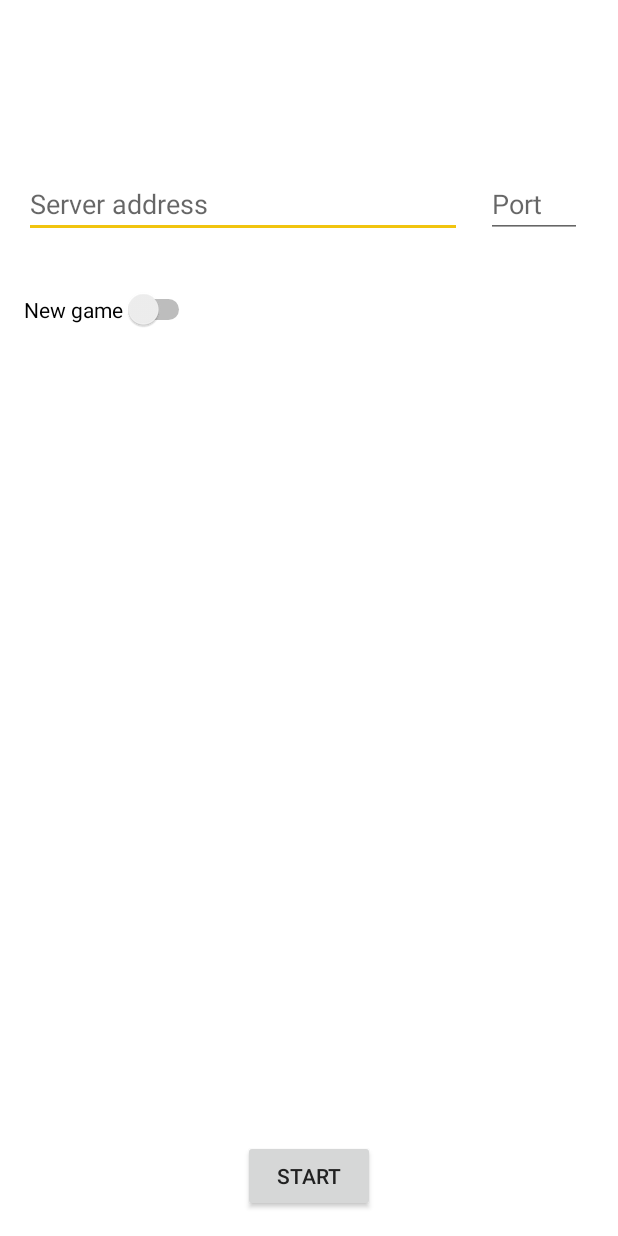
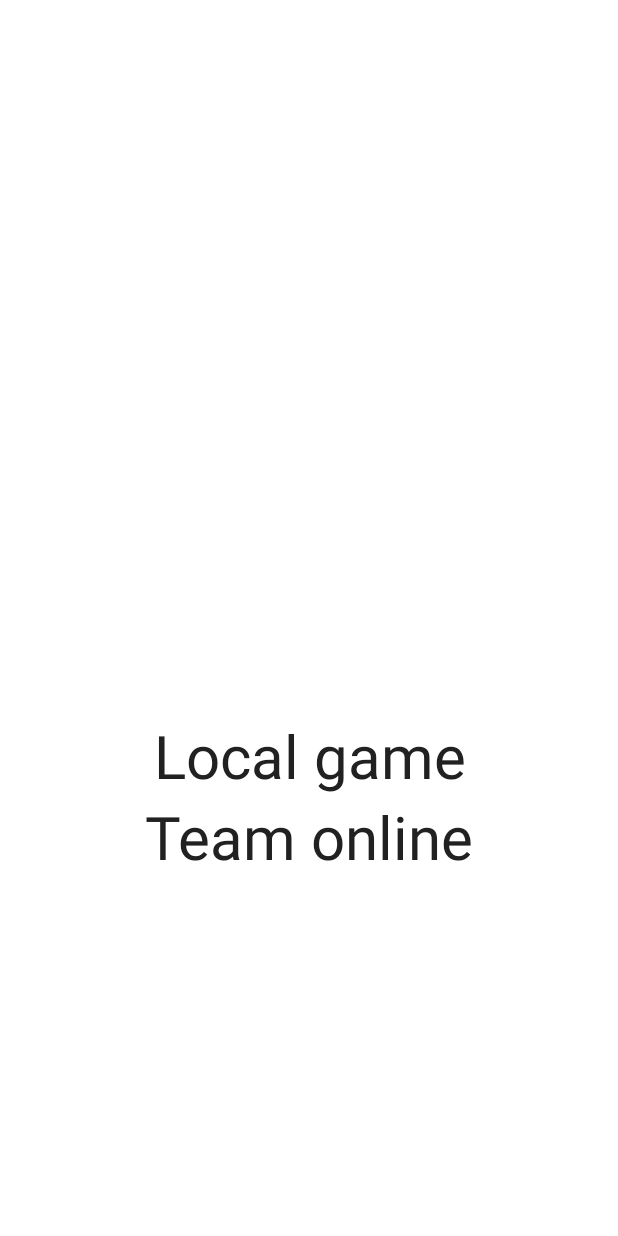
Before and after one commit to apiote/Einstein, an Android app: the screen it shows after launch (ConnectActivity before the commit, ChooseGameActivity after it), after a tap on "Play", on a phone screen of 412 x 824 dp. Run offline under Robolectric (Android 15) with nearby library versions, the phone set to English and light mode, and no system bars; network calls fail.

Commit message:
Client creates and joins a game

```diff
--- a/mobile/src/main/AndroidManifest.xml
+++ b/mobile/src/main/AndroidManifest.xml
@@ -10,6 +10,7 @@
         android:fullBackupContent="@xml/backup_scheme"
         android:icon="@mipmap/ic_launcher"
         android:label="@string/app_name"
+        android:name=".mobile.activities.Einstein"
         android:theme="@style/AppTheme">
         <activity
             android:name=".mobile.activities.SplashScreenActivity"
@@ -57,6 +58,9 @@
         </activity>
         <activity android:name=".mobile.activities.ConnectActivity">
         </activity>
+        <activity android:name=".mobile.activities.ChooseGameActivity">
+        </activity>
+
     </application>
 
 </manifest>
--- /dev/null
+++ b/mobile/src/main/java/ml/adamsprogs/einstein/mobile/activities/ChooseGameActivity.java
@@ -0,0 +1,26 @@
+package ml.adamsprogs.einstein.mobile.activities;
+
+import android.content.Intent;
+import android.support.v7.app.AppCompatActivity;
+import android.os.Bundle;
+import android.view.View;
+import android.widget.TextView;
+import ml.adamsprogs.einstein.R;
+
+public class ChooseGameActivity extends AppCompatActivity {
+
+    @Override
+    protected void onCreate(Bundle savedInstanceState) {
+        super.onCreate(savedInstanceState);
+        setContentView(R.layout.activity_choose_game);
+
+    }
+
+    public void change(View v) {
+        if (v.getId() == R.id.localGameText) {
+            startActivity(new Intent(this, BoardActivity.class));
+        } else {
+            startActivity(new Intent(this, ConnectActivity.class));
+        }
+    }
+}
--- a/mobile/src/main/java/ml/adamsprogs/einstein/mobile/activities/MainMenuActivity.java
+++ b/mobile/src/main/java/ml/adamsprogs/einstein/mobile/activities/MainMenuActivity.java
@@ -62,7 +62,7 @@ public class MainMenuActivity extends AppCompatActivity {
         Intent intent = null;
 
         if (v.getId() == R.id.playBtn)
-            intent = new Intent(this, ConnectActivity.class);
+            intent = new Intent(this, ChooseGameActivity.class);
         if (v.getId() == R.id.htpBtn)
             intent = new Intent(this, HowToPlayActivity.class);
 
--- /dev/null
+++ b/mobile/src/main/res/layout/activity_choose_game.xml
@@ -0,0 +1,41 @@
+<?xml version="1.0" encoding="utf-8"?>
+<android.support.constraint.ConstraintLayout
+    xmlns:android="http://schemas.android.com/apk/res/android"
+    xmlns:app="http://schemas.android.com/apk/res-auto"
+    xmlns:tools="http://schemas.android.com/tools"
+    android:id="@+id/activity_choose_game"
+    android:layout_width="match_parent"
+    android:layout_height="match_parent"
+    tools:context="ml.adamsprogs.einstein.mobile.activities.ChooseGameActivity">
+
+    <TextView
+        android:text="Local game"
+        android:layout_width="wrap_content"
+        android:layout_height="wrap_content"
+        android:id="@+id/localGameText"
+        android:textAppearance="@style/TextAppearance.AppCompat.Headline"
+        app:layout_constraintBottom_toTopOf="@+id/onlineGameText"
+        android:textSize="40sp"
+        android:onClick="change"
+        android:layout_marginStart="6dp"
+        tools:layout_constraintLeft_creator="1"
+        app:layout_constraintLeft_toLeftOf="@+id/onlineGameText"
+        android:layout_marginLeft="6dp"/>
+
+    <TextView
+        android:text="Team online"
+        android:layout_width="wrap_content"
+        android:layout_height="wrap_content"
+        android:id="@+id/onlineGameText"
+        android:textAppearance="@style/TextAppearance.AppCompat.Headline"
+        tools:layout_constraintRight_creator="1"
+        tools:layout_constraintBottom_creator="1"
+        app:layout_constraintBottom_toBottomOf="parent"
+        app:layout_constraintRight_toRightOf="parent"
+        tools:layout_constraintLeft_creator="1"
+        android:layout_marginBottom="239dp"
+        app:layout_constraintLeft_toLeftOf="parent"
+        android:textSize="40sp"
+        android:textAlignment="center"
+        android:onClick="change"/>
+</android.support.constraint.ConstraintLayout>
--- a/mobile/src/main/res/layout/activity_connect.xml
+++ b/mobile/src/main/res/layout/activity_connect.xml
@@ -33,12 +33,12 @@
         android:id="@+id/serverPort"
         android:layout_width="64dp"
         android:hint="Port"
-        tools:layout_constraintTop_creator="1"
         tools:layout_constraintRight_creator="1"
+        tools:layout_constraintBottom_creator="1"
+        app:layout_constraintBottom_toTopOf="@+id/numberOfPlayers"
         android:layout_marginEnd="24dp"
         app:layout_constraintRight_toRightOf="parent"
-        android:layout_marginTop="113dp"
-        app:layout_constraintTop_toTopOf="parent"
+        android:layout_marginBottom="23dp"
         android:layout_marginRight="24dp"/>
 
     <Switch
@@ -46,11 +46,12 @@
         android:layout_width="wrap_content"
         android:layout_height="wrap_content"
         android:id="@+id/newGameSwitch"
+        tools:layout_constraintTop_creator="1"
         android:layout_marginStart="16dp"
-        app:layout_constraintBaseline_toBaselineOf="@+id/numberOfPlayers"
-        tools:layout_constraintBaseline_creator="1"
+        android:layout_marginTop="188dp"
         tools:layout_constraintLeft_creator="1"
         app:layout_constraintLeft_toLeftOf="parent"
+        app:layout_constraintTop_toTopOf="parent"
         android:layout_marginLeft="16dp"/>
 
     <EditText
@@ -60,26 +61,28 @@
         android:ems="10"
         android:id="@+id/numberOfPlayers"
         android:hint="Number of players"
-        tools:layout_constraintTop_creator="1"
+        android:visibility="invisible"
         android:layout_marginStart="16dp"
-        android:layout_marginTop="24dp"
-        app:layout_constraintTop_toBottomOf="@+id/serverAddress"
+        app:layout_constraintBaseline_toBaselineOf="@+id/newGameSwitch"
+        tools:layout_constraintBaseline_creator="1"
         tools:layout_constraintLeft_creator="1"
         app:layout_constraintLeft_toRightOf="@+id/newGameSwitch"
-        android:layout_marginLeft="16dp"
-        android:visibility="invisible"/>
+        android:layout_marginLeft="16dp"/>
 
     <Button
         android:text="Start"
         android:layout_width="wrap_content"
         android:layout_height="wrap_content"
         android:id="@+id/startButton"
-        tools:layout_constraintRight_creator="1"
+        tools:layout_constraintTop_creator="1"
         tools:layout_constraintBottom_creator="1"
         app:layout_constraintBottom_toBottomOf="parent"
+        app:layout_constraintTop_toTopOf="parent"
+        android:layout_marginStart="16dp"
+        app:layout_constraintLeft_toLeftOf="parent"
+        android:layout_marginLeft="16dp"
+        android:layout_marginEnd="16dp"
         app:layout_constraintRight_toRightOf="parent"
-        tools:layout_constraintLeft_creator="1"
-        android:layout_marginBottom="16dp"
-        app:layout_constraintLeft_toLeftOf="parent"/>
+        android:layout_marginRight="16dp"/>
 
 </android.support.constraint.ConstraintLayout>
```
Also changed, not shown: mobile/src/main/java/ml/adamsprogs/einstein/mobile/activities/ConnectActivity.java (+17 -41 lines), mobile/src/main/java/ml/adamsprogs/einstein/mobile/activities/Einstein.java (added, +44 -0 lines), mobile/src/main/res/layout/menu_layout.xml (+21 -18 lines), 2 other files.
